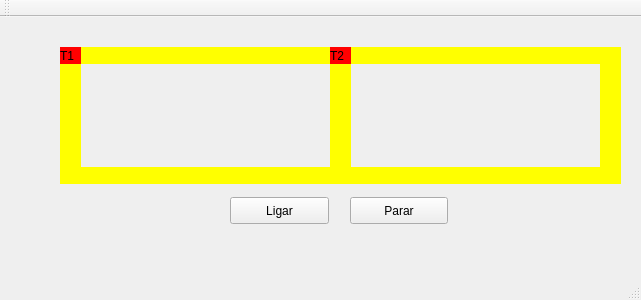
The window that Codigo_fonte/mainwindow.ui (CesarCyber321/projeto_trem_SO) describes before a commit, drawn with Qt 5.
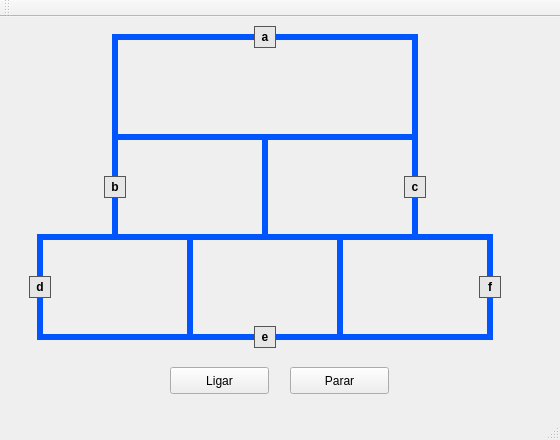
The same window after the commit.

Commit message: atualiza interface e cria novos trens

```diff
--- a/Codigo_fonte/mainwindow.ui
+++ b/Codigo_fonte/mainwindow.ui
@@ -6,99 +6,343 @@
    <rect>
     <x>0</x>
     <y>0</y>
-    <width>641</width>
-    <height>300</height>
+    <width>560</width>
+    <height>440</height>
    </rect>
   </property>
   <property name="windowTitle">
    <string>MainWindow</string>
   </property>
   <widget class="QWidget" name="centralWidget">
+   <widget class="QLabel" name="label_trilho_topo">
+    <property name="geometry">
+     <rect>
+      <x>112</x>
+      <y>17</y>
+      <width>306</width>
+      <height>6</height>
+     </rect>
+    </property>
+    <property name="styleSheet">
+     <string notr="true">QLabel { background: #0055ff}</string>
+    </property>
+    <property name="alignment">
+     <set>Qt::AlignCenter</set>
+    </property>
+    <property name="text">
+     <string/>
+    </property>
+   </widget>
+   <widget class="QLabel" name="label_trilho_meio">
+    <property name="geometry">
+     <rect>
+      <x>112</x>
+      <y>117</y>
+      <width>306</width>
+      <height>6</height>
+     </rect>
+    </property>
+    <property name="styleSheet">
+     <string notr="true">QLabel { background: #0055ff}</string>
+    </property>
+    <property name="alignment">
+     <set>Qt::AlignCenter</set>
+    </property>
+    <property name="text">
+     <string/>
+    </property>
+   </widget>
+   <widget class="QLabel" name="label_trilho_base_meio">
+    <property name="geometry">
+     <rect>
+      <x>37</x>
+      <y>217</y>
+      <width>456</width>
+      <height>6</height>
+     </rect>
+    </property>
+    <property name="styleSheet">
+     <string notr="true">QLabel { background: #0055ff}</string>
+    </property>
+    <property name="alignment">
+     <set>Qt::AlignCenter</set>
+    </property>
+    <property name="text">
+     <string/>
+    </property>
+   </widget>
+   <widget class="QLabel" name="label_trilho_base">
+    <property name="geometry">
+     <rect>
+      <x>37</x>
+      <y>317</y>
+      <width>456</width>
+      <height>6</height>
+     </rect>
+    </property>
+    <property name="styleSheet">
+     <string notr="true">QLabel { background: #0055ff}</string>
+    </property>
+    <property name="alignment">
+     <set>Qt::AlignCenter</set>
+    </property>
+    <property name="text">
+     <string/>
+    </property>
+   </widget>
+   <widget class="QLabel" name="label_trilho_esq_topo">
+    <property name="geometry">
+     <rect>
+      <x>112</x>
+      <y>17</y>
+      <width>6</width>
+      <height>206</height>
+     </rect>
+    </property>
+    <property name="styleSheet">
+     <string notr="true">QLabel { background: #0055ff}</string>
+    </property>
+    <property name="alignment">
+     <set>Qt::AlignCenter</set>
+    </property>
+    <property name="text">
+     <string/>
+    </property>
+   </widget>
+   <widget class="QLabel" name="label_trilho_dir_topo">
+    <property name="geometry">
+     <rect>
+      <x>412</x>
+      <y>17</y>
+      <width>6</width>
+      <height>206</height>
+     </rect>
+    </property>
+    <property name="styleSheet">
+     <string notr="true">QLabel { background: #0055ff}</string>
+    </property>
+    <property name="alignment">
+     <set>Qt::AlignCenter</set>
+    </property>
+    <property name="text">
+     <string/>
+    </property>
+   </widget>
+   <widget class="QLabel" name="label_trilho_div_meio">
+    <property name="geometry">
+     <rect>
+      <x>262</x>
+      <y>117</y>
+      <width>6</width>
+      <height>106</height>
+     </rect>
+    </property>
+    <property name="styleSheet">
+     <string notr="true">QLabel { background: #0055ff}</string>
+    </property>
+    <property name="alignment">
+     <set>Qt::AlignCenter</set>
+    </property>
+    <property name="text">
+     <string/>
+    </property>
+   </widget>
+   <widget class="QLabel" name="label_trilho_b1">
+    <property name="geometry">
+     <rect>
+      <x>37</x>
+      <y>217</y>
+      <width>6</width>
+      <height>106</height>
+     </rect>
+    </property>
+    <property name="styleSheet">
+     <string notr="true">QLabel { background: #0055ff}</string>
+    </property>
+    <property name="alignment">
+     <set>Qt::AlignCenter</set>
+    </property>
+    <property name="text">
+     <string/>
+    </property>
+   </widget>
+   <widget class="QLabel" name="label_trilho_b2">
+    <property name="geometry">
+     <rect>
+      <x>187</x>
+      <y>217</y>
+      <width>6</width>
+      <height>106</height>
+     </rect>
+    </property>
+    <property name="styleSheet">
+     <string notr="true">QLabel { background: #0055ff}</string>
+    </property>
+    <property name="alignment">
+     <set>Qt::AlignCenter</set>
+    </property>
+    <property name="text">
+     <string/>
+    </property>
+   </widget>
+   <widget class="QLabel" name="label_trilho_b3">
+    <property name="geometry">
+     <rect>
+      <x>337</x>
+      <y>217</y>
+      <width>6</width>
+      <height>106</height>
+     </rect>
+    </property>
+    <property name="styleSheet">
+     <string notr="true">QLabel { background: #0055ff}</string>
+    </property>
+    <property name="alignment">
+     <set>Qt::AlignCenter</set>
+    </property>
+    <property name="text">
+     <string/>
+    </property>
+   </widget>
+   <widget class="QLabel" name="label_trilho_b4">
+    <property name="geometry">
+     <rect>
+      <x>487</x>
+      <y>217</y>
+      <width>6</width>
+      <height>106</height>
+     </rect>
+    </property>
+    <property name="styleSheet">
+     <string notr="true">QLabel { background: #0055ff}</string>
+    </property>
+    <property name="alignment">
+     <set>Qt::AlignCenter</set>
+    </property>
+    <property name="text">
+     <string/>
+    </property>
+   </widget>
    <widget class="QLabel" name="label_trem1">
     <property name="geometry">
      <rect>
-      <x>60</x>
-      <y>30</y>
-      <width>21</width>
-      <height>17</height>
+      <x>254</x>
+      <y>9</y>
+      <width>22</width>
+      <height>22</height>
      </rect>
     </property>
     <property name="styleSheet">
-     <string notr="true">QLabel { background: red}</string>
+     <string notr="true">QLabel { background: #e6e6e6; border: 1px solid #555; font-weight: bold}</string>
     </property>
+    <property name="alignment">
+     <set>Qt::AlignCenter</set>
+    </property>
     <property name="text">
-     <string>T1</string>
+     <string>a</string>
     </property>
    </widget>
-   <widget class="QLabel" name="label_trilho1">
+   <widget class="QLabel" name="label_trem2">
     <property name="geometry">
      <rect>
-      <x>80</x>
-      <y>30</y>
-      <width>250</width>
-      <height>17</height>
+      <x>104</x>
+      <y>159</y>
+      <width>22</width>
+      <height>22</height>
      </rect>
     </property>
     <property name="styleSheet">
-     <string notr="true">QLabel { background: yellow}</string>
+     <string notr="true">QLabel { background: #e6e6e6; border: 1px solid #555; font-weight: bold}</string>
     </property>
+    <property name="alignment">
+     <set>Qt::AlignCenter</set>
+    </property>
     <property name="text">
-     <string/>
+     <string>b</string>
     </property>
    </widget>
-   <widget class="QLabel" name="label_trilho2">
+   <widget class="QLabel" name="label_trem3">
     <property name="geometry">
      <rect>
-      <x>80</x>
-      <y>150</y>
-      <width>250</width>
-      <height>17</height>
+      <x>404</x>
+      <y>159</y>
+      <width>22</width>
+      <height>22</height>
      </rect>
     </property>
     <property name="styleSheet">
-     <string notr="true">QLabel { background: yellow}</string>
+     <string notr="true">QLabel { background: #e6e6e6; border: 1px solid #555; font-weight: bold}</string>
     </property>
+    <property name="alignment">
+     <set>Qt::AlignCenter</set>
+    </property>
     <property name="text">
-     <string/>
+     <string>c</string>
     </property>
    </widget>
-   <widget class="QLabel" name="label_trilho3">
+   <widget class="QLabel" name="label_trem4">
     <property name="geometry">
      <rect>
-      <x>330</x>
-      <y>30</y>
-      <width>21</width>
-      <height>137</height>
+      <x>29</x>
+      <y>259</y>
+      <width>22</width>
+      <height>22</height>
      </rect>
     </property>
     <property name="styleSheet">
-     <string notr="true">QLabel { background: yellow}</string>
+     <string notr="true">QLabel { background: #e6e6e6; border: 1px solid #555; font-weight: bold}</string>
     </property>
+    <property name="alignment">
+     <set>Qt::AlignCenter</set>
+    </property>
     <property name="text">
-     <string/>
+     <string>d</string>
     </property>
    </widget>
-   <widget class="QLabel" name="label_trilho4">
+   <widget class="QLabel" name="label_trem5">
     <property name="geometry">
      <rect>
-      <x>60</x>
-      <y>30</y>
-      <width>21</width>
-      <height>137</height>
+      <x>254</x>
+      <y>309</y>
+      <width>22</width>
+      <height>22</height>
      </rect>
     </property>
     <property name="styleSheet">
-     <string notr="true">QLabel { background: yellow}</string>
+     <string notr="true">QLabel { background: #e6e6e6; border: 1px solid #555; font-weight: bold}</string>
     </property>
+    <property name="alignment">
+     <set>Qt::AlignCenter</set>
+    </property>
     <property name="text">
-     <string/>
+     <string>e</string>
     </property>
    </widget>
+   <widget class="QLabel" name="label_trem6">
+    <property name="geometry">
+     <rect>
+      <x>479</x>
+      <y>259</y>
+      <width>22</width>
+      <height>22</height>
+     </rect>
+    </property>
+    <property name="styleSheet">
+     <string notr="true">QLabel { background: #e6e6e6; border: 1px solid #555; font-weight: bold}</string>
+    </property>
+    <property name="alignment">
+     <set>Qt::AlignCenter</set>
+    </property>
+    <property name="text">
+     <string>f</string>
+    </property>
+   </widget>
+
    <widget class="QPushButton" name="pushButton">
     <property name="geometry">
      <rect>
-      <x>230</x>
-      <y>180</y>
+      <x>170</x>
+      <y>350</y>
       <width>99</width>
       <height>27</height>
      </rect>
@@ -110,9 +354,9 @@
    <widget class="QPushButton" name="pushButton_2">
     <property name="geometry">
      <rect>
-      <x>350</x>
-      <y>180</y>
-      <width>98</width>
+      <x>290</x>
+      <y>350</y>
+      <width>99</width>
       <height>27</height>
      </rect>
     </property>
@@ -120,88 +364,32 @@
      <string>Parar</string>
     </property>
    </widget>
-   <widget class="QLabel" name="label_trilho4_2">
-    <property name="geometry">
-     <rect>
-      <x>600</x>
-      <y>30</y>
-      <width>21</width>
-      <height>137</height>
-     </rect>
-    </property>
-    <property name="styleSheet">
-     <string notr="true">QLabel { background: yellow}</string>
-    </property>
-    <property name="text">
-     <string/>
-    </property>
-   </widget>
-   <widget class="QLabel" name="label_trilho1_2">
-    <property name="geometry">
-     <rect>
-      <x>350</x>
-      <y>30</y>
-      <width>250</width>
-      <height>17</height>
-     </rect>
-    </property>
-    <property name="styleSheet">
-     <string notr="true">QLabel { background: yellow}</string>
-    </property>
-    <property name="text">
-     <string/>
-    </property>
-   </widget>
-   <widget class="QLabel" name="label_trilho2_2">
-    <property name="geometry">
-     <rect>
-      <x>350</x>
-      <y>150</y>
-      <width>250</width>
-      <height>17</height>
-     </rect>
-    </property>
-    <property name="styleSheet">
-     <string notr="true">QLabel { background: yellow}</string>
-    </property>
-    <property name="text">
-     <string/>
-    </property>
-   </widget>
-   <widget class="QLabel" name="label_trem2">
-    <property name="geometry">
-     <rect>
-      <x>330</x>
-      <y>30</y>
-      <width>21</width>
-      <height>17</height>
-     </rect>
-    </property>
-    <property name="styleSheet">
-     <string notr="true">QLabel { background: red}</string>
-    </property>
-    <property name="text">
-     <string>T2</string>
-    </property>
-   </widget>
-   <zorder>label_trilho1</zorder>
-   <zorder>label_trilho2</zorder>
-   <zorder>label_trilho3</zorder>
-   <zorder>label_trilho4</zorder>
+   <zorder>label_trilho_topo</zorder>
+   <zorder>label_trilho_meio</zorder>
+   <zorder>label_trilho_base_meio</zorder>
+   <zorder>label_trilho_base</zorder>
+   <zorder>label_trilho_esq_topo</zorder>
+   <zorder>label_trilho_dir_topo</zorder>
+   <zorder>label_trilho_div_meio</zorder>
+   <zorder>label_trilho_b1</zorder>
+   <zorder>label_trilho_b2</zorder>
+   <zorder>label_trilho_b3</zorder>
+   <zorder>label_trilho_b4</zorder>
    <zorder>label_trem1</zorder>
+   <zorder>label_trem2</zorder>
+   <zorder>label_trem3</zorder>
+   <zorder>label_trem4</zorder>
+   <zorder>label_trem5</zorder>
+   <zorder>label_trem6</zorder>
    <zorder>pushButton</zorder>
    <zorder>pushButton_2</zorder>
-   <zorder>label_trilho4_2</zorder>
-   <zorder>label_trilho1_2</zorder>
-   <zorder>label_trilho2_2</zorder>
-   <zorder>label_trem2</zorder>
   </widget>
   <widget class="QMenuBar" name="menuBar">
    <property name="geometry">
     <rect>
      <x>0</x>
      <y>0</y>
-     <width>641</width>
+     <width>560</width>
      <height>22</height>
     </rect>
    </property>
```
The commit also changes 3 other files.
